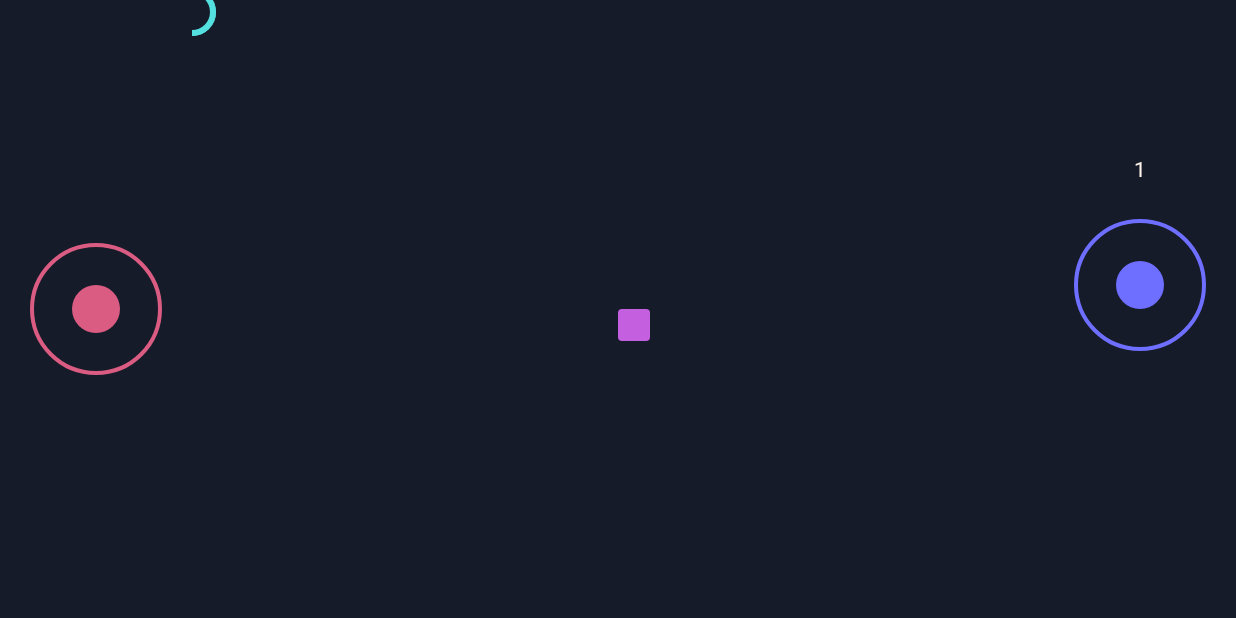
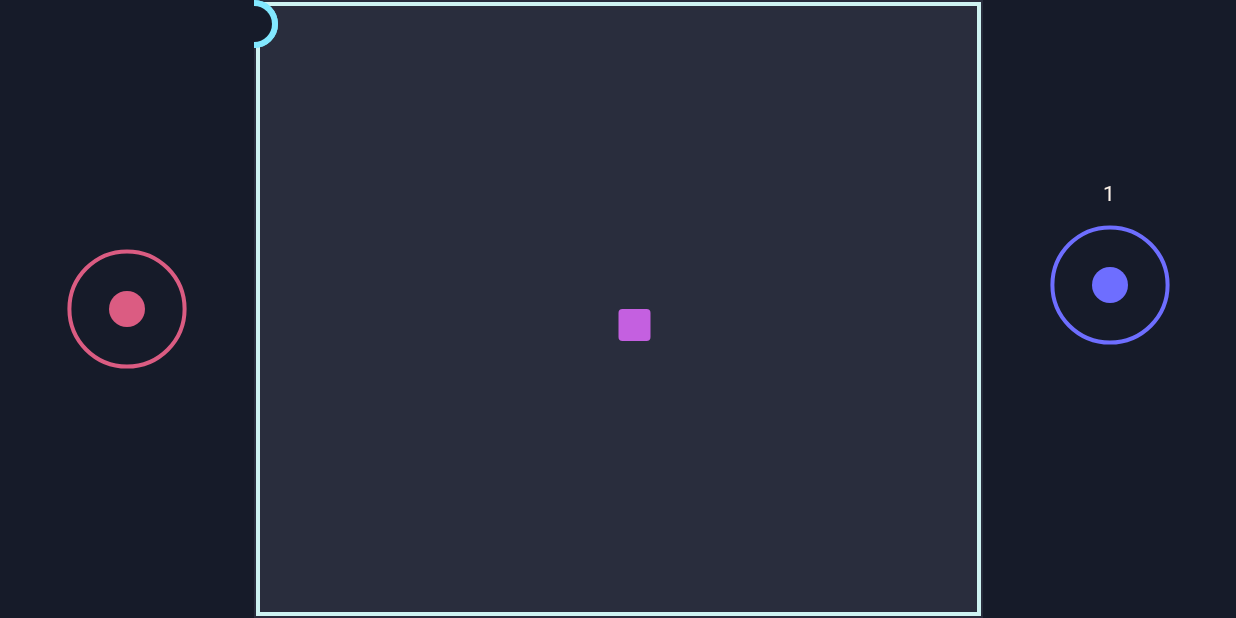
Before and after one commit to HeroLabsAndroid/BulletHellWorld, an Android app: the first screen one second after launch (MainActivity), on a phone screen of 824 x 412 dp (held sideways). Run offline under Robolectric (Android 15) with nearby library versions, the phone set to English and light mode, and no system bars; Roboto replaces fonts that are not available here; 13 statements that could not run were skipped.

```diff
--- a/app/src/main/java/com/example/bullethellworld/activities/MainActivity.java
+++ b/app/src/main/java/com/example/bullethellworld/activities/MainActivity.java
@@ -40,6 +40,8 @@ public class MainActivity extends AppCompatActivity implements JoyconView.Joycon
 
     int widthMeasureSpec, heightMeasureSpec;
 
+    FragmentManager fragMan = getSupportFragmentManager();
+
 // GAME PARAMS //
     float[] playerPos = new float[2];
     public static boolean paused = false;
@@ -56,7 +58,7 @@ public class MainActivity extends AppCompatActivity implements JoyconView.Joycon
                     update_ui();
                     score += playingFieldView.bulletCount();
                     playingFieldView.getPlayer().cooldown--;
-                    if(new Random().nextFloat()<(0.075/(float)(playingFieldView.bulletCount()/2))) playingFieldView.spawnBullet();
+                    if(new Random().nextFloat()<(0.025/(float)(playingFieldView.bulletCount()/2))) playingFieldView.spawnBullet();
                 }
             );
         }
@@ -135,7 +137,7 @@ public class MainActivity extends AppCompatActivity implements JoyconView.Joycon
     public void gameOver() {
         paused = true;
         GameOverDialog goDial = new GameOverDialog(this, score, this);
-        FragmentManager fragMan = getSupportFragmentManager();
+
         goDial.show(fragMan, "gameover");
     }
 
--- a/app/src/main/java/com/example/bullethellworld/views/Bullet.java
+++ b/app/src/main/java/com/example/bullethellworld/views/Bullet.java
@@ -1,10 +1,15 @@
 package com.example.bullethellworld.views;
 
 import static com.example.bullethellworld.views.Const.BLT_SIZE;
+import static com.example.bullethellworld.views.Const.CLR_BLT_NEW;
 
 import android.graphics.Canvas;
 import android.graphics.Color;
 import android.graphics.Paint;
+import android.util.Log;
+
+import java.util.ArrayList;
+import java.util.Locale;
 
 
 public class Bullet implements DrawableEntity {
@@ -18,6 +23,9 @@ public class Bullet implements DrawableEntity {
     public final int W=BLT_SIZE, H=BLT_SIZE;
     private float[] vect;
 
+    int cooldown;
+    int cooldown_Time;
+
     Paint paint;
     Paint lightpaint;
 
@@ -25,6 +33,8 @@ public class Bullet implements DrawableEntity {
     Frame field;
 
     BulletEventListener bulletListen;
+
+    private ArrayList<PlayerBullet> bullets = new ArrayList<>();
 
     private int id = 0;
 
@@ -36,9 +46,11 @@ public class Bullet implements DrawableEntity {
     public int getAge() {return age;}
     public int getID() {return id;}
 
+    public ArrayList<PlayerBullet> getBullets() {return bullets;}
+
     /*------------- CONSTRUCTORS ------------------------------*/
 
-    public Bullet(float x, float y, float[] vect, Collidable player, Frame field, BulletEventListener bulletListen, int id) {
+    public Bullet(float x, float y, float[] vect, Collidable player, Frame field, BulletEventListener bulletListen, int id, int cooldown) {
         bX = x;
         bY = y;
         this.vect = vect;
@@ -47,6 +59,8 @@ public class Bullet implements DrawableEntity {
         this.field = field;
         this.id = id;
         this.bulletListen = bulletListen;
+        this.cooldown = cooldown;
+        cooldown_Time = cooldown;
     }
 
     private float relative_age() {
@@ -59,12 +73,12 @@ public class Bullet implements DrawableEntity {
 
     private void set_bullet_color() {
         float rage = relative_age();
-
+        //rage = 0;
         paint.setColor(
-                Color.argb(256,
-                        (rage*Const.CLR_BLT_OLD[0])+((1-rage)*Const.CLR_BLT_NEW[0]),
-                        (rage*Const.CLR_BLT_OLD[1])+((1-rage)*Const.CLR_BLT_NEW[1]),
-                        (rage*Const.CLR_BLT_OLD[2])+((1-rage)*Const.CLR_BLT_NEW[2])
+                Color.argb(255,
+                        ((int)(rage*Const.CLR_BLT_OLD[0])+(int)((1-rage)*Const.CLR_BLT_NEW[0])),
+                        ((int)(rage*Const.CLR_BLT_OLD[1])+(int)((1-rage)*Const.CLR_BLT_NEW[1])),
+                        ((int)(rage*Const.CLR_BLT_OLD[2])+(int)((1-rage)*Const.CLR_BLT_NEW[2]))
                 )
         );
         paint.setAlpha(255);
@@ -73,6 +87,25 @@ public class Bullet implements DrawableEntity {
         Color clr = Color.valueOf(paint.getColor());
 
         //lightpaint.setColor(Color.argb(255, (int) (clr.red()*1.2), (int) (clr.green()*1.2), (int) (clr.blue()*1.2)));
+    }
+
+    public void fire(float[] vect) {
+        if(cooldown <= 0) {
+            PlayerBullet pb = new PlayerBullet(new float[] {bX+W/2f, bY+H/2f }, vect, field);
+            pb.setPaint();
+            bullets.add(pb);
+            cooldown = cooldown_Time;
+            Log.d("bullet.fire", "pewpew");
+        }
+    }
+
+    public void moveBullets() {
+        for(int i=bullets.size()-1; i>=0; i--) {
+            if(bullets.get(i).dead) bullets.remove(i);
+        }
+        for(PlayerBullet pb: bullets) {
+            pb.move();
+        }
     }
 
     @Override
@@ -85,18 +118,29 @@ public class Bullet implements DrawableEntity {
     public Paint setPaint() {
         lightpaint = new Paint();
         Paint p = new Paint();
-        p.setColor(Color.argb(255, 84, 224, 224));
+        p.setColor(Color.argb(255, (int)CLR_BLT_NEW[0], (int)CLR_BLT_NEW[1], (int)CLR_BLT_NEW[2]));
         Color clr = Color.valueOf(p.getColor());
         lightpaint.setColor(0xFF161B29);
         return p;
     }
 
     public void move(float scale) {
+        if(cooldown <= 0) {
+            fire(new float[] {-1, -1});
+            fire(new float[] {-1, 1});
+            fire(new float[] {1, -1});
+            fire(new float[] {1, 1});
+        }
+        moveBullets();
         if(player.collides(bX+vect[0]*scale-W/2f, bY+vect[1]*scale-H/2f, W, H)) {
             bulletListen.onBulletHit(id);
         }
-
-        switch(field.collides(bX+vect[0]*scale-W/2f, bY+vect[1]*scale-H/2f, W, H)) {
+        Side colside = field.collides(bX+vect[0]*scale, bY+vect[1]*scale, W, H);
+        if(colside != Side.NONE)
+        {
+            Log.d("BULLET_COLLISION", String.format(Locale.getDefault(),"collision on side %s", colside.name()));
+        }
+        switch(field.collides(bX+vect[0]*scale, bY+vect[1]*scale, W, H)) {
             case NONE:
                 break;
             case TOP:
--- a/app/src/main/java/com/example/bullethellworld/views/Collidable.java
+++ b/app/src/main/java/com/example/bullethellworld/views/Collidable.java
@@ -1,5 +1,5 @@
 package com.example.bullethellworld.views;
 
 public interface Collidable {
-    public boolean collides(float x0, float y0, float w, float h);
+    public boolean collides(float x0, float y0, int w, int h);
 }
--- a/app/src/main/java/com/example/bullethellworld/views/Const.java
+++ b/app/src/main/java/com/example/bullethellworld/views/Const.java
@@ -6,8 +6,8 @@ public class Const {
     static final int BLT_MAXAGE = 8;
     static final float BLT_SPEED_BASE = 2f;
 
-    static final float[] CLR_BLT_NEW = new float[] {76, 228, 255};
-    static final float[] CLR_BLT_OLD = new float[] {57, 28, 48};
+    static final float[] CLR_BLT_NEW = new float[] {130, 232, 255};
+    static final float[] CLR_BLT_OLD = new float[] {210, 73, 101};
 
     static final int PL_BLT_LEN = 4;
     static final int PL_FIRERATE = 42;
--- a/app/src/main/java/com/example/bullethellworld/views/Field.java
+++ b/app/src/main/java/com/example/bullethellworld/views/Field.java
@@ -1,7 +1,12 @@
 package com.example.bullethellworld.views;
 
-public class Field implements Frame{
+import android.graphics.Canvas;
+import android.graphics.Color;
+import android.graphics.Paint;
+
+public class Field implements Frame, DrawableEntity{
     private int wField, hField;
+    Paint p;
 
     public int width() {
         return wField;
@@ -14,14 +19,29 @@ public class Field implements Frame{
     public Field(int w, int h) {
         wField = w;
         hField = h;
+        setPaint();
     }
 
     @Override
-    public Side collides(float x0, float y0, float w, float h) {
+    public Side collides(float x0, float y0, int w, int h) {
         if(x0 < 0) return Side.LEFT;
-        else if( x0+w > wField) return Side.RIGHT;
+        else if( x0 > wField-w) return Side.RIGHT;
         else if(y0 < 0) return Side.TOP;
-        else if (y0+h > hField) return Side.BOTTOM;
+        else if (y0 > hField-h) return Side.BOTTOM;
         else return Side.NONE;
     }
+
+    @Override
+    public void draw(Canvas c) {
+        c.drawRect(4,4,wField-4,hField-4,p);
+    }
+
+    @Override
+    public Paint setPaint() {
+        p = new Paint();
+        p.setStrokeWidth(4);
+        p.setStyle(Paint.Style.STROKE);
+        p.setColor(Color.valueOf(0xFFCEF3F2).toArgb());
+        return p;
+    }
 }
--- a/app/src/main/java/com/example/bullethellworld/views/Frame.java
+++ b/app/src/main/java/com/example/bullethellworld/views/Frame.java
@@ -2,5 +2,5 @@ package com.example.bullethellworld.views;
 
 public interface Frame {
 
-    public Side collides(float x0, float y0, float w, float h);
+    public Side collides(float x0, float y0, int w, int h);
 }
--- a/app/src/main/java/com/example/bullethellworld/views/JoyconView.java
+++ b/app/src/main/java/com/example/bullethellworld/views/JoyconView.java
@@ -86,13 +86,13 @@ public class JoyconView extends View {
             py = 0;
             cX = getWidth()/2f;
             cY = getHeight()/2f;
-            maxdist = getWidth()/3f;
+            maxdist = 2*getWidth()/5f;
         }
         //canvas.drawRect(getLeft(), getTop(), getRight(), getBottom(), pDark );
         //canvas.drawCircle(getLeft()+getWidth()/2.0f, getTop()+getHeight()/2.0f, getWidth()/2.0f, p);
         p.setStyle(Paint.Style.STROKE);
         p.setStrokeWidth(4);
-        canvas.drawCircle(cX, cY, getWidth()/3f, p);
+        canvas.drawCircle(cX, cY, maxdist, p);
 
         p.setStyle(Paint.Style.FILL);
         canvas.drawCircle(cX+px, cY+py, getWidth()/8.0f, p);
--- a/app/src/main/java/com/example/bullethellworld/views/Player.java
+++ b/app/src/main/java/com/example/bullethellworld/views/Player.java
@@ -37,7 +37,7 @@ public class Player implements DrawableEntity, Collidable {
 
     public void fire(float[] vect) {
         if(cooldown <= 0) {
-            PlayerBullet pb = new PlayerBullet(new float[] {pX+W/2f, pY+H/2f}, vect, field);
+            PlayerBullet pb = new PlayerBullet(new float[] {pX+W/2f, pY+H/2f }, vect, field);
             pb.setPaint();
             bullets.add(pb);
             cooldown = Const.PL_FIRERATE;
@@ -55,13 +55,13 @@ public class Player implements DrawableEntity, Collidable {
     }
 
     public void move(float x, float y) {
-        Log.d("PLAYER", String.format(Locale.getDefault(), "shift is (%.1f, %.1f)", x, y));
-        Log.d("PLAYER", String.format(Locale.getDefault(), "fieldsize is (%d, %d)", field.width(), field.height()));
-        Log.d("PLAYER", String.format(Locale.getDefault(), "pos+shift is (%.1f, %.1f)", pX+x, pY+y));
-        pX = min(field.width()-(W/2f), max(0, pX+x));
-        pY = min(field.height()-(H/2f), max(0, pY+y));
+       // Log.d("PLAYER", String.format(Locale.getDefault(), "shift is (%.1f, %.1f)", x, y));
+       // Log.d("PLAYER", String.format(Locale.getDefault(), "fieldsize is (%d, %d)", field.width(), field.height()));
+      //  Log.d("PLAYER", String.format(Locale.getDefault(), "pos+shift is (%.1f, %.1f)", pX+x, pY+y));
+        pX = min(field.width()-W, max(0, pX+x));
+        pY = min(field.height()-H, max(0, pY+y));
         if(!bullets.isEmpty()) moveBullets();
-        Log.d("PLAYER", String.format(Locale.getDefault(), "moved player to (%.1f, %.1f)", pX, pY));
+     //   Log.d("PLAYER", String.format(Locale.getDefault(), "moved player to (%.1f, %.1f)", pX, pY));
     }
 
     @Override
@@ -82,7 +82,7 @@ public class Player implements DrawableEntity, Collidable {
     }
 
     @Override
-    public boolean collides(float x0, float y0, float w, float h) {
+    public boolean collides(float x0, float y0, int w, int h) {
         return (pX+W >= x0 && pX <= x0+w && pY+H >= y0 && pY <= y0+h);
     }
 }
--- a/app/src/main/java/com/example/bullethellworld/views/PlayingFieldView.java
+++ b/app/src/main/java/com/example/bullethellworld/views/PlayingFieldView.java
@@ -75,14 +75,14 @@ public class PlayingFieldView extends View implements Bullet.BulletEventListener
         switch (side) {
             case TOP:
                 pos[0] = rdm.nextInt(field.width());
-                pos[1] = Const.BLT_SIZE/2f;
+                pos[1] = Const.BLT_SIZE;
                 v[0] = (rdm.nextBoolean() ? -1 : 1) * rdm.nextFloat();
                 v[1] = rdm.nextFloat();
                 v = Util.normalize(v, Const.BLT_SPEED_BASE);
 
         }
 
-        bullets.add(new Bullet(pos[0], pos[1], v, player, field, this, bullet_ctr));
+        bullets.add(new Bullet(pos[0], pos[1], v, player, field, this, bullet_ctr, 666+rdm.nextInt(2000)));
         bullet_ctr++;
 
     }
@@ -153,6 +153,8 @@ public class PlayingFieldView extends View implements Bullet.BulletEventListener
     @Override
     protected void onDraw(@NonNull Canvas canvas) {
         super.onDraw(canvas);
+
+        field.draw(canvas);
         player.draw(canvas);
         for(Bullet bul: bullets) {
             bul.draw(canvas);
--- a/app/src/main/res/layout/activity_main.xml
+++ b/app/src/main/res/layout/activity_main.xml
@@ -10,16 +10,17 @@
 
     <androidx.constraintlayout.widget.ConstraintLayout
         android:id="@+id/CSTRLYT_bulletjoycon"
-        android:layout_width="wrap_content"
+        android:layout_width="0dp"
         android:layout_height="wrap_content"
         app:layout_constraintBottom_toBottomOf="parent"
+        app:layout_constraintEnd_toStartOf="@+id/PV_player"
         app:layout_constraintStart_toStartOf="parent"
         app:layout_constraintTop_toTopOf="parent">
 
         <com.example.bullethellworld.views.JoyconView
             android:id="@+id/JV_bullet"
-            android:layout_width="128dp"
-            android:layout_height="128dp"
+            android:layout_width="96dp"
+            android:layout_height="96dp"
             android:layout_marginTop="16dp"
             android:layout_marginBottom="16dp"
             app:layout_constraintBottom_toBottomOf="parent"
@@ -31,8 +32,9 @@
     <view
         android:id="@+id/PV_player"
         class="com.example.bullethellworld.views.PlayingFieldView"
-        android:layout_width="0dp"
+        android:layout_width="486dp"
         android:layout_height="0dp"
+        android:background="@color/BG_dark_hilite"
         app:layout_constraintBottom_toBottomOf="parent"
         app:layout_constraintEnd_toStartOf="@+id/CSTRLYT_ctrl"
         app:layout_constraintStart_toEndOf="@+id/CSTRLYT_bulletjoycon"
@@ -40,17 +42,18 @@
 
     <androidx.constraintlayout.widget.ConstraintLayout
         android:id="@+id/CSTRLYT_ctrl"
-        android:layout_width="wrap_content"
+        android:layout_width="0dp"
         android:layout_height="wrap_content"
         app:layout_constraintBottom_toBottomOf="parent"
         app:layout_constraintEnd_toEndOf="parent"
+        app:layout_constraintStart_toEndOf="@+id/PV_player"
         app:layout_constraintTop_toTopOf="parent">
 
         <view
             android:id="@+id/JV_joycon"
             class="com.example.bullethellworld.views.JoyconView"
-            android:layout_width="128dp"
-            android:layout_height="128dp"
+            android:layout_width="96dp"
+            android:layout_height="96dp"
             android:layout_marginBottom="8dp"
             app:layout_constraintBottom_toTopOf="@+id/btnDebug"
             app:layout_constraintEnd_toEndOf="parent"
@@ -68,11 +71,12 @@
 
         <TextView
             android:id="@+id/TV_score"
-            android:layout_width="wrap_content"
+            android:layout_width="0dp"
             android:layout_height="wrap_content"
             android:layout_marginBottom="4dp"
             android:fontFamily="@font/finger_paint"
             android:text="TextView"
+            android:textAlignment="center"
             android:textColor="@color/TXT_dark"
             app:layout_constraintBottom_toTopOf="@+id/JV_joycon"
             app:layout_constraintEnd_toEndOf="parent"
--- a/app/src/main/res/values/colors.xml
+++ b/app/src/main/res/values/colors.xml
@@ -3,6 +3,6 @@
     <color name="black">#FF000000</color>
     <color name="white">#FFFFFFFF</color>
     <color name="BG_dark">#FF161B29</color>
-    <color name="BG_dark_hilite">#FF23333E</color>
+    <color name="BG_dark_hilite">#FF292D3D</color>
     <color name="TXT_dark">#FFFCF2E8</color>
 </resources>
```
Also changed, not shown: app/src/main/java/com/example/bullethellworld/views/PlayerBullet.java (+20 -1 lines).
